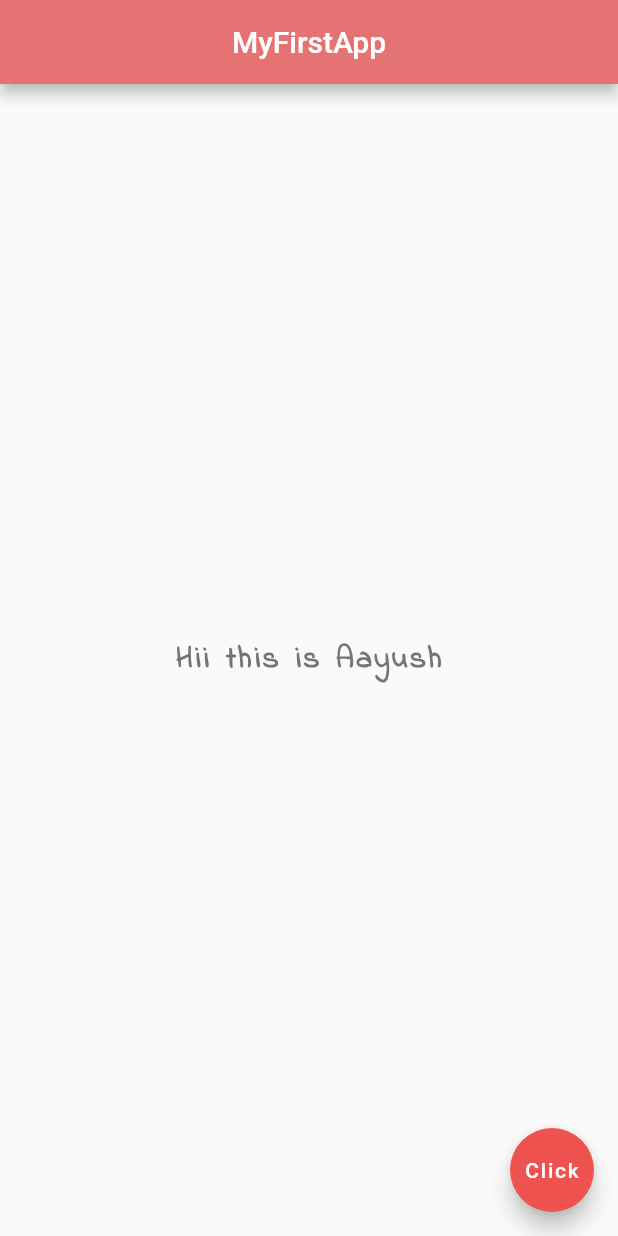
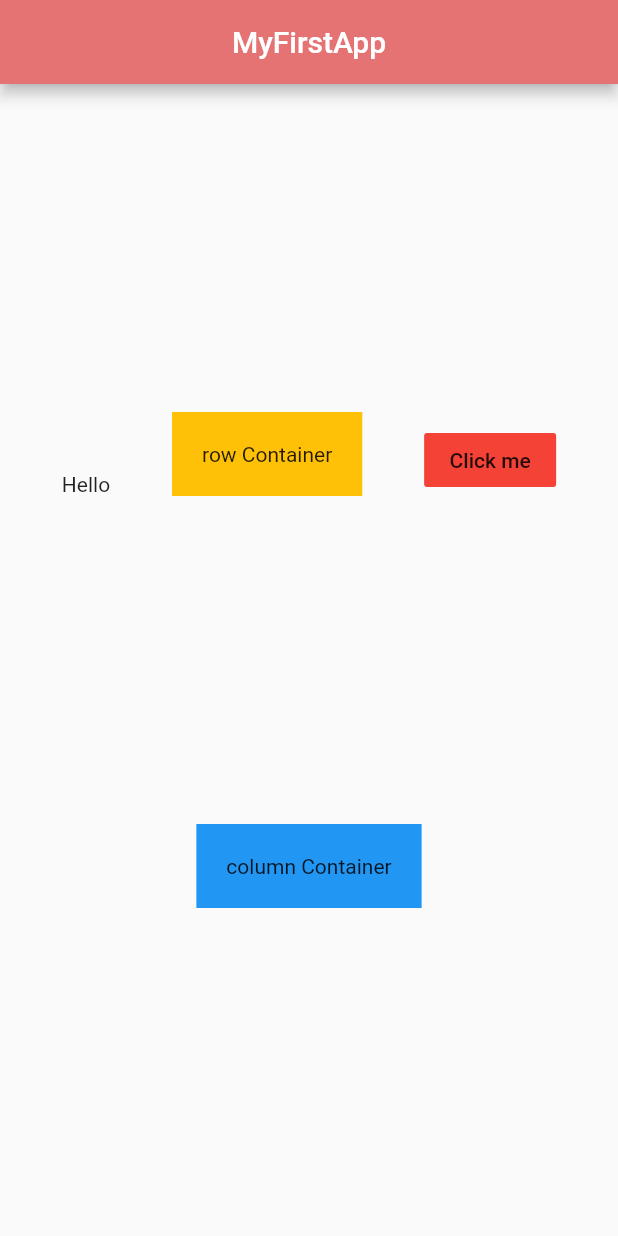
Before and after one commit to aayushrai/Flutter-Projects, a Flutter app: the screen it shows after launch, on a phone screen of 412 x 824 dp. Run offline on Flutter 3.47's test engine with Material 2 defaults, Android fonts, the phone set to English and light mode, and no system bars.

Commit message:
basics of flutter

```diff
--- a/flutter_app/lib/main.dart
+++ b/flutter_app/lib/main.dart
@@ -15,25 +15,112 @@ class Home extends StatelessWidget {
         centerTitle:true,
         backgroundColor: Colors.red[300],
       ),
-      body:Center(
-        child:Text(""
-            "Hii this is Aayush",
-          style: TextStyle(
-            fontSize: 20.0,
-            fontWeight: FontWeight.bold,
-            letterSpacing: 2.0,
-            color: Colors.grey[600],
-            fontFamily:'IndieFlower',
+      body: Column(
+      mainAxisAlignment: MainAxisAlignment.spaceEvenly,
+      crossAxisAlignment: CrossAxisAlignment.start,
+      children:[Row(
+        mainAxisAlignment: MainAxisAlignment.spaceEvenly,
+        crossAxisAlignment: CrossAxisAlignment.end,
+        children: [
+          Text("Hello"),
+          Container(
+            padding: EdgeInsets.all(20.0),
+            child: Text("row Container"),
+            color: Colors.amber,
+          ),
+          FlatButton(
+            onPressed: (){},
+            color:Colors.red,
+            child: Text("Click me"),
+          ),
+        ]),
+        Center(
+          child: Container(
+            padding: EdgeInsets.all(20.0),
+            child: Text("column Container"),
+            color: Colors.blue,
           ),
         ),
-      ),
-      floatingActionButton:FloatingActionButton(
-        onPressed: (){},
-        child:Text("Click"),
-        backgroundColor: Colors.red[400],
-      ),
+      ]),
     );
 
 
+
+
+//      body:Container(
+////        padding: EdgeInsets.all(20),
+////        padding: EdgeInsets.symmetric(horizontal:20.0,vertical:10.0),
+//        padding:EdgeInsets.fromLTRB(20.0, 10.0, 5.0, 4.0),
+//        margin:EdgeInsets.all(20.0),
+//        color:Colors.grey,
+//        child:Text("hello"),
+//      ),
+//
+
+
+
+
+//      body:Center(
+//              child:IconButton(
+//                onPressed: (){},
+//                icon:Icon(Icons.alternate_email),
+//                color:Colors.amber,
+//              ),
+
+
+
+//            child: RaisedButton.icon(
+//              onPressed: (){
+//                print("Opening Gmail");
+//              },
+//              icon:Icon(
+//              Icons.mail
+//            ),
+//              label: Text('Email'),
+//              color: Colors.red[600],
+//            ),
+
+
+//          child: RaisedButton(
+//            onPressed: (){
+//              print("button is clicked");
+//            },
+//            child: Text("Click"),
+//            color:Colors.red[600],
+//          ),
+
+
+//        child: Icon(
+//            Icons.airline_seat_individual_suite,
+//            color:Colors.lightBlue[600],
+//            size:50.0,
+//          ),
+
+//        child:Text(""
+//            "Hii this is Aayush",
+//          style: TextStyle(
+//            fontSize: 20.0,
+//            fontWeight: FontWeight.bold,
+//            letterSpacing: 2.0,
+//            color: Colors.grey[600],
+//            fontFamily:'IndieFlower',
+//          ),
+
+//        child:Image(
+////          image: NetworkImage("https://digit-1.com/wp-content/uploads/sites/13/2019/10/Digit-1-News-How-to-enable-the-battery-percentage-icon-in.jpg"),
+//            image:AssetImage('assets/1.jpg'),
+//      ),
+
+//      child: Image.asset("assets/1.jpg"),
+//      ),
+
+//      floatingActionButton:FloatingActionButton(
+//        onPressed: (){},
+//        child:Text("Click"),
+//        backgroundColor: Colors.red[400],
+//      ),
+//    );
+//
+
   }
 }
--- a/flutter_app/pubspec.yaml
+++ b/flutter_app/pubspec.yaml
@@ -45,9 +45,8 @@ flutter:
   uses-material-design: true
 
   # To add assets to your application, add an assets section, like this:
-  # assets:
-  #   - images/a_dot_burr.jpeg
-  #   - images/a_dot_ham.jpeg
+  assets:
+   - assets/
 
   # An image asset can refer to one or more resolution-specific "variants", see
   # https://flutter.dev/assets-and-images/#resolution-aware.
```
